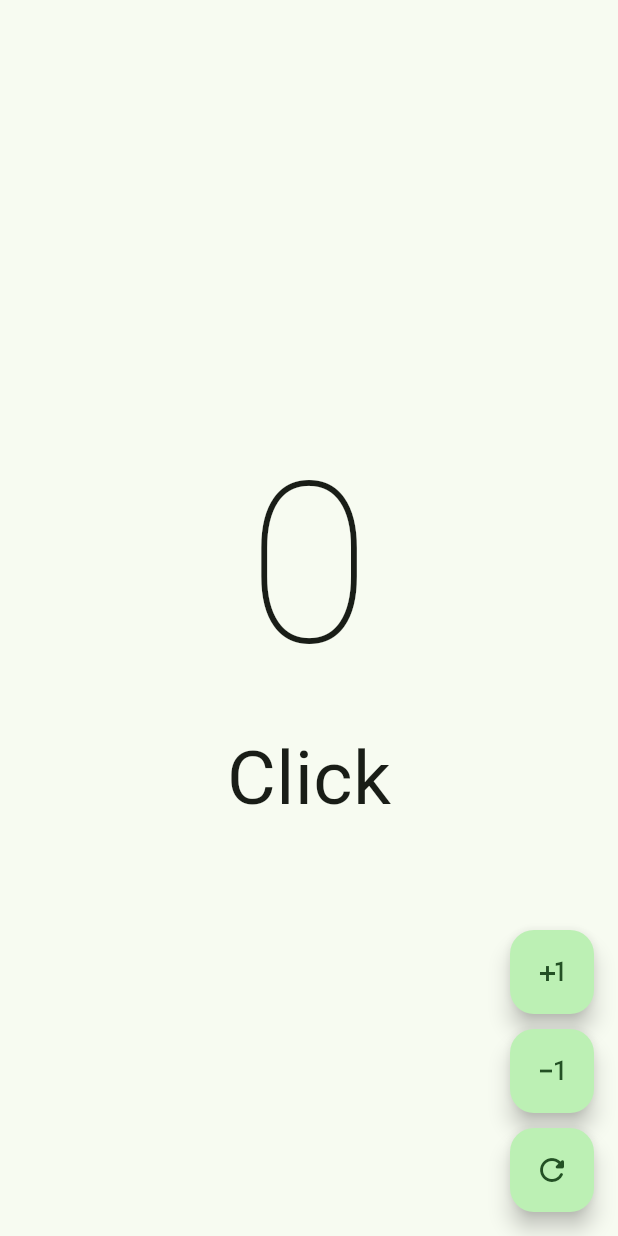
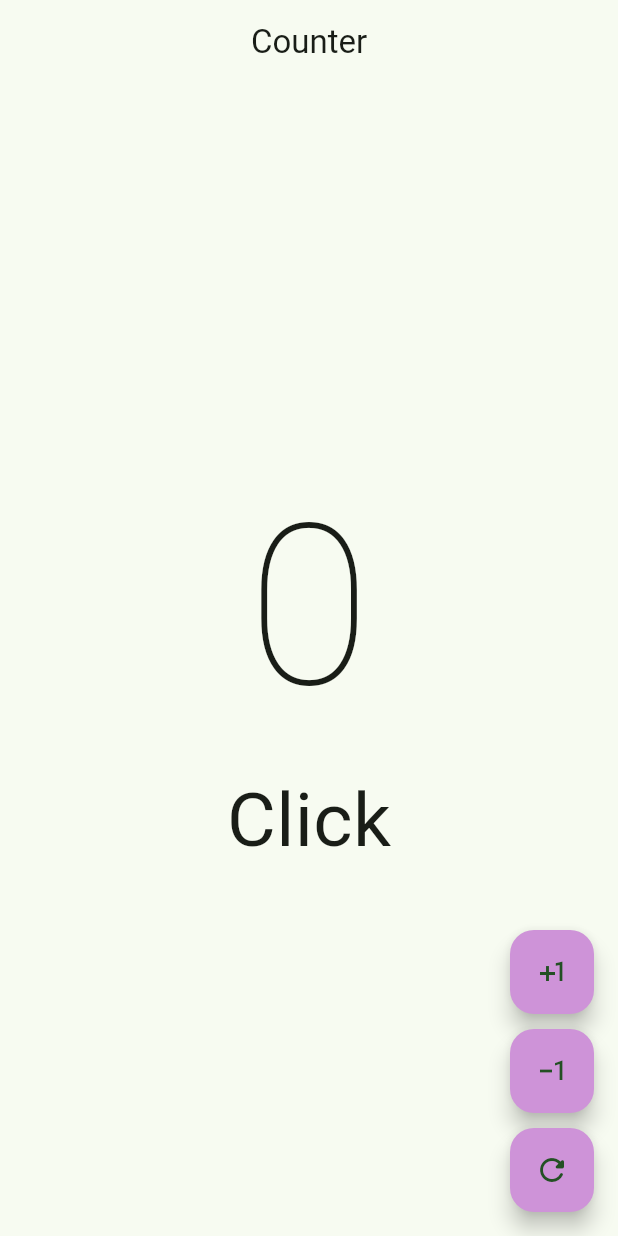
Before and after one commit to DanielRdgz1217/guillermo-grellas-tarea, a Flutter app: the screen it shows after launch, on a phone screen of 412 x 824 dp. Run offline on Flutter 3.47's test engine with Material 2 defaults, Android fonts, the phone set to English and light mode, and no system bars.

Commit message:
customButton

```diff
--- /dev/null
+++ b/lib/presentation/components/custom_button.dart
@@ -0,0 +1,16 @@
+import 'package:flutter/material.dart';
+
+class CustomButton extends StatelessWidget {
+  final IconData icon;
+  final VoidCallback? onPressed;
+  const CustomButton({super.key, required this.icon, this.onPressed});
+
+  @override
+  Widget build(BuildContext context) {
+    return FloatingActionButton(
+      backgroundColor: Colors.purple.shade200,
+      onPressed: onPressed,
+      child: Icon(icon),
+    );
+  }
+}
--- a/lib/presentation/screens/counter/counter_screen.dart
+++ b/lib/presentation/screens/counter/counter_screen.dart
@@ -1,4 +1,5 @@
 import 'package:flutter/material.dart';
+import '../../components/custom_button.dart';
 
 class Counter extends StatefulWidget{
   const Counter({super.key});
@@ -13,6 +14,9 @@ class _CounterState extends State<Counter> {
   @override
   Widget build(BuildContext context) {
     return Scaffold(
+      appBar: AppBar(
+        title: const Center(child: Text('Counter'))
+      ),
       body: Center(
         child: Column(
           mainAxisAlignment: MainAxisAlignment.center,
@@ -37,16 +41,16 @@ class _CounterState extends State<Counter> {
       floatingActionButton: Column(
         mainAxisAlignment: MainAxisAlignment.end,
         children: [
-          FloatingActionButton(
+          CustomButton(
             onPressed: () {
               setState(() {
                 count++;
               });
             },
-            child: const Icon(Icons.plus_one),
+            icon: Icons.plus_one,
           ),
           const SizedBox(height: 10),
-          FloatingActionButton(
+          CustomButton(
             onPressed: () {
               setState(() {
                 if(count > 0) {
@@ -54,16 +58,16 @@ class _CounterState extends State<Counter> {
                 }
               });
             },
-            child: const Icon(Icons.exposure_minus_1),
+            icon: Icons.exposure_minus_1,
           ),
           const SizedBox(height: 10),
-          FloatingActionButton(
+          CustomButton(
             onPressed: () {
               setState(() {
                 count = 0;
               });
             },
-            child: const Icon(Icons.refresh_rounded),
+            icon: Icons.refresh_rounded,
           ),
         ]
       ),
```
